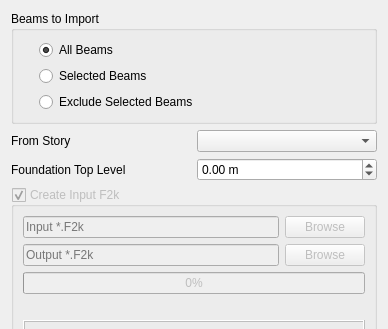
ebrahimraeyat/OSAFE, file safe/punch/Resources/ui/etabs_panel.ui: the form before one commit; both pictures show x 0 to 388 and y 0 to 329 of the 388 by 532 pixel window.
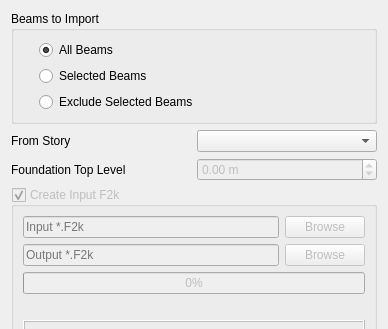
The form after the commit. Icons and pictures are not drawn.

Commit message: temporary disable level of foundation

The edit to the form file:
```diff
--- a/safe/punch/Resources/ui/etabs_panel.ui
+++ b/safe/punch/Resources/ui/etabs_panel.ui
@@ -77,6 +77,9 @@
      </item>
      <item row="1" column="1">
       <widget class="QDoubleSpinBox" name="foundation_level">
+       <property name="enabled">
+        <bool>false</bool>
+       </property>
        <property name="suffix">
         <string> m</string>
        </property>
```
The commit also changes 1 other file.
